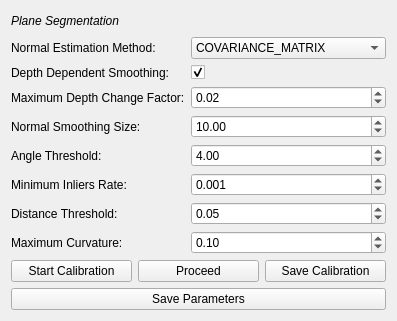
Before: the Qt Designer form gui/config/CCalibFromPlanesConfig.ui in MRPT/autocalib-sensor-extrinsics, drawn with Qt 5.
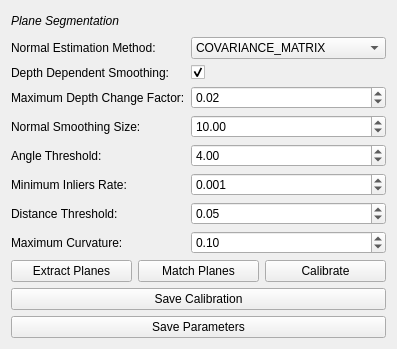
After: the same form once the commit is applied.

Commit message:
Viz of plane properties, bug fixes
* Now displaying the contours of the segmented planes and their normals
in the cloud viewers
* Displaying the 2D plane contours in the image viewers
* Fixed minor label count bug, and segfault in previous commit
* Renamed some gui elements

The edit to the form file:
```diff
--- a/gui/config/CCalibFromPlanesConfig.ui
+++ b/gui/config/CCalibFromPlanesConfig.ui
@@ -7,7 +7,7 @@
     <x>0</x>
     <y>0</y>
     <width>382</width>
-    <height>311</height>
+    <height>344</height>
    </rect>
   </property>
   <property name="sizePolicy">
@@ -234,26 +234,33 @@
      <item>
       <widget class="QPushButton" name="start_calib_button">
        <property name="text">
-        <string>Start Calibration</string>
+        <string>Extract Planes</string>
        </property>
       </widget>
      </item>
      <item>
       <widget class="QPushButton" name="proceed_calib_button">
        <property name="text">
-        <string>Proceed</string>
+        <string>Match Planes</string>
        </property>
       </widget>
      </item>
      <item>
-      <widget class="QPushButton" name="save_calib_button">
+      <widget class="QPushButton" name="calib_button">
        <property name="text">
-        <string>Save Calibration</string>
+        <string>Calibrate</string>
        </property>
       </widget>
      </item>
     </layout>
    </item>
+   <item>
+    <widget class="QPushButton" name="save_calib_button">
+     <property name="text">
+      <string>Save Calibration</string>
+     </property>
+    </widget>
+   </item>
    <item>
     <widget class="QPushButton" name="save_params_button">
      <property name="text">
```
Left out of the diff: 9 changed lines with no effect on the pictures. The commit also changes 13 other files.
